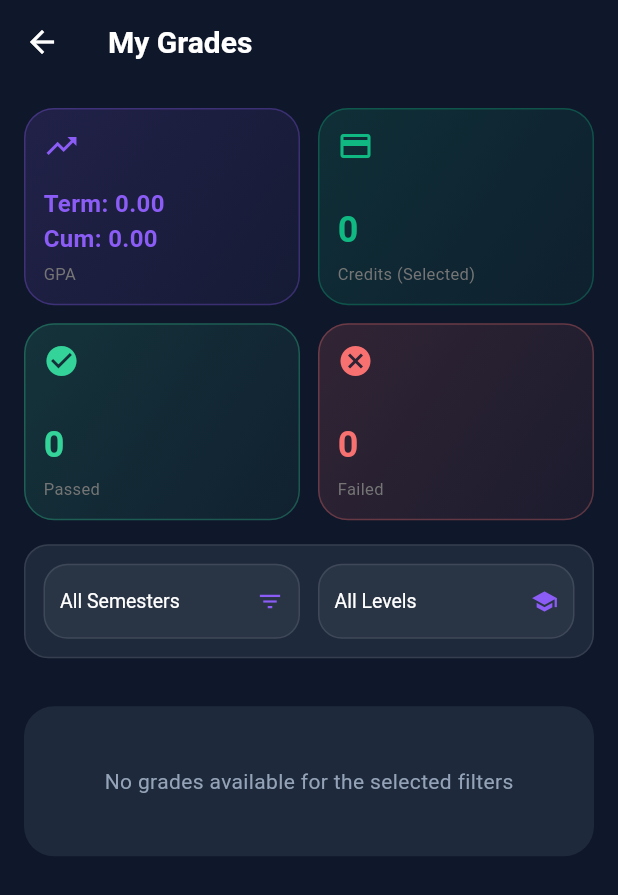
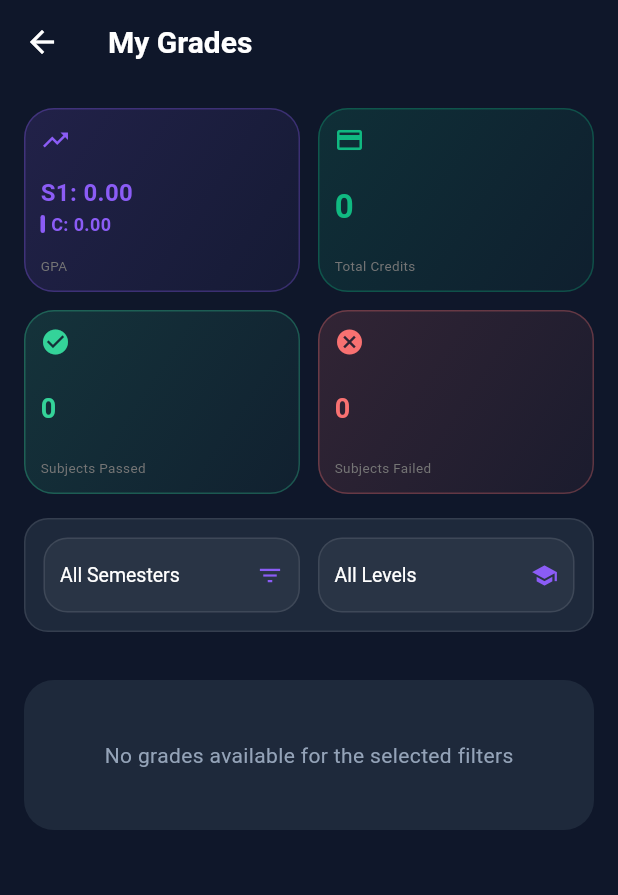
Before and after one commit to YoussefAboesh/Traxa-Mobile-Application, a Flutter app: the StudentGrades screen opened directly, on a phone screen of 412 x 824 dp. Shown: the top 895 px of the screen. Run offline on Flutter 3.47's test engine with Material 3 defaults, Android fonts, the phone set to English and light mode, and no system bars; our stand-ins replace equatable, flutter_bloc, qr_flutter, shared_preferences; accounts and stored records are empty.

Commit message:
Edit files

```diff
--- a/lib/screens/sections/student/student_grades.dart
+++ b/lib/screens/sections/student/student_grades.dart
@@ -42,34 +42,44 @@ class _StudentGradesState extends State<StudentGrades> {
     final allSubjects = dataState.subjects;
     final allGrades = dataState.grades;
 
-    // 1. الحصول على جميع درجات الطالب (بدون فلترة)
-    final studentAllGrades = allGrades.where((g) => g.studentId == student?.id).toList();
+    // فلترة درجات الطالب
+    List<Grade> studentGrades =
+        allGrades.where((g) => g.studentId == student?.id).toList();
 
-    // 2. حساب المعدل التراكمي (Cumulative GPA) دائماً من كل الدرجات
-    final cumulativeGPA = _calculateGPA(studentAllGrades, allSubjects);
-
-    // 3. فلترة الدرجات للعرض حسب الاختيارات (Level & Semester)
-    List<Grade> displayGrades = List.from(studentAllGrades);
-
-    if (_selectedSemester != 0) {
-      displayGrades = displayGrades.where((g) => g.semester == _selectedSemester).toList();
+    // فلترة حسب السيمستر
+    if (_selectedSemester == 1) {
+      studentGrades = studentGrades.where((g) => g.semester == 1).toList();
+    } else if (_selectedSemester == 2) {
+      studentGrades = studentGrades.where((g) => g.semester == 2).toList();
     }
 
+    // فلترة حسب المستوى
     if (_selectedLevel != 0) {
-      displayGrades = displayGrades.where((g) => g.level == _selectedLevel).toList();
+      studentGrades = studentGrades
+          .where((g) => g.level == _selectedLevel)
+          .toList();
     }
 
     // ترتيب حسب المادة
-    displayGrades.sort((a, b) => a.subjectName.compareTo(b.subjectName));
+    studentGrades.sort((a, b) => a.subjectName.compareTo(b.subjectName));
 
-    // 4. حساب إحصائيات القائمة المفلترة
-    final filteredGPA = _calculateGPA(displayGrades, allSubjects);
-    final totalCredits = _calculateTotalCredits(displayGrades, allSubjects);
-    final subjectsPassed = displayGrades.where((g) => g.isPassed && g.isVisible).length;
-    final subjectsFailed = displayGrades.where((g) => !g.isPassed && g.total > 0 && g.isVisible).length;
+    // حساب الإحصائيات
+    final totalCredits = _calculateTotalCredits(studentGrades, allSubjects);
+    final subjectsPassed = studentGrades.where((g) => g.total >= 50).length;
+    final subjectsFailed =
+        studentGrades.where((g) => g.total < 50 && g.total > 0).length;
 
-    // تحديد عنوان GPA للعرض
-    final gpaLabel = _selectedSemester == 0 ? 'GPA' : 'Sem $_selectedSemester GPA';
+    // حساب Semester GPA و Cumulative GPA
+    final semester1Grades = studentGrades.where((g) => g.semester == 1).toList();
+    final semester2Grades = studentGrades.where((g) => g.semester == 2).toList();
+
+    final semester1GPA = _calculateGPA(semester1Grades, allSubjects);
+    final semester2GPA = _calculateGPA(semester2Grades, allSubjects);
+    final cumulativeGPA = _calculateGPA(studentGrades, allSubjects);
+
+    // تحديد أي سيمستر نعرض
+    final semesterToShow = _selectedSemester == 1 ? 1 : (_selectedSemester == 2 ? 2 : 1);
+    final displaySemesterGPA = semesterToShow == 1 ? semester1GPA : semester2GPA;
 
     return Scaffold(
       backgroundColor: Theme.of(context).scaffoldBackgroundColor,
@@ -82,7 +92,7 @@ class _StudentGradesState extends State<StudentGrades> {
             backgroundColor: Theme.of(context).scaffoldBackgroundColor,
           ),
 
-          // Stats Cards
+          // Stats Cards - increased height
           SliverPadding(
             padding: const EdgeInsets.all(16),
             sliver: SliverGrid(
@@ -90,31 +100,31 @@ class _StudentGradesState extends State<StudentGrades> {
                 crossAxisCount: 2,
                 crossAxisSpacing: 12,
                 mainAxisSpacing: 12,
-                childAspectRatio: 1.4,
+                childAspectRatio: 1.5, // Increased from 1.6 to 1.8
               ),
               delegate: SliverChildBuilderDelegate(
                 (context, index) {
                   final stats = [
                     {
-                      'title': gpaLabel,
-                      'value': 'Term: ${filteredGPA.toStringAsFixed(2)}\nCum: ${cumulativeGPA.toStringAsFixed(2)}',
+                      'title': 'GPA',
+                      'value': 'S$semesterToShow: ${displaySemesterGPA.toStringAsFixed(2)}\nC: ${cumulativeGPA.toStringAsFixed(2)}',
                       'icon': Icons.trending_up,
                       'color': const Color(0xFF8B5CF6)
                     },
                     {
-                      'title': 'Credits (Selected)',
+                      'title': 'Total Credits',
                       'value': totalCredits.toString(),
                       'icon': Icons.credit_card,
                       'color': const Color(0xFF10B981)
                     },
                     {
-                      'title': 'Passed',
+                      'title': 'Subjects Passed',
                       'value': subjectsPassed.toString(),
                       'icon': Icons.check_circle,
                       'color': const Color(0xFF34D399)
                     },
                     {
-                      'title': 'Failed',
+                      'title': 'Subjects Failed',
                       'value': subjectsFailed.toString(),
                       'icon': Icons.cancel,
                       'color': const Color(0xFFF87171)
@@ -221,7 +231,7 @@ class _StudentGradesState extends State<StudentGrades> {
           const SliverToBoxAdapter(child: SizedBox(height: 16)),
 
           // Grades Table
-          if (displayGrades.isEmpty)
+          if (studentGrades.isEmpty)
             SliverToBoxAdapter(
               child: Container(
                 margin: const EdgeInsets.all(16),
@@ -245,7 +255,7 @@ class _StudentGradesState extends State<StudentGrades> {
               padding: const EdgeInsets.symmetric(horizontal: 16),
               sliver: SliverList(
                 delegate: SliverChildListDelegate(
-                  displayGrades.map((grade) => _buildGradeCard(grade, allSubjects)).toList(),
+                  studentGrades.map((grade) => _buildGradeCard(grade, allSubjects)).toList(),
                 ),
               ),
             ),
@@ -273,29 +283,60 @@ class _StudentGradesState extends State<StudentGrades> {
         border: Border.all(color: color.withValues(alpha: 0.3)),
       ),
       child: Padding(
-        padding: const EdgeInsets.all(12),
+        padding: const EdgeInsets.all(10),
         child: Column(
           crossAxisAlignment: CrossAxisAlignment.start,
           mainAxisAlignment: MainAxisAlignment.spaceBetween,
           children: [
-            Icon(icon, color: color, size: 24),
+            Icon(icon, color: color, size: 20),
+            const SizedBox(height: 4),
+            if (title == 'GPA')
               Column(
                 crossAxisAlignment: CrossAxisAlignment.start,
+                children: value.split('\n').map((line) {
+                  final isCumulative = line.startsWith('C');
+                  return Padding(
+                    padding: const EdgeInsets.only(bottom: 1),
+                    child: Row(
                       children: [
+                        if (isCumulative) ...[
+                          Container(
+                            width: 3,
+                            height: 12,
+                            decoration: BoxDecoration(
+                              color: color,
+                              borderRadius: BorderRadius.circular(1.5),
+                            ),
+                          ),
+                          const SizedBox(width: 4),
+                        ],
+                        Text(
+                          line,
+                          style: TextStyle(
+                            fontSize: isCumulative ? 12 : 16,
+                            fontWeight: FontWeight.bold,
+                            color: color,
+                          ),
+                          overflow: TextOverflow.ellipsis,
+                        ),
+                      ],
+                    ),
+                  );
+                }).toList(),
+              )
+            else
               Text(
                 value,
                 style: TextStyle(
-                    fontSize: title == 'GPA' ? 16 : 24,
+                  fontSize: title == 'Total Credits' ? 22 : 18,
                   fontWeight: FontWeight.bold,
                   color: color,
                 ),
               ),
-                const SizedBox(height: 4),
+            const SizedBox(height: 2),
             Text(
               title,
-                  style: TextStyle(fontSize: 11, color: Colors.grey.shade600),
-                ),
-              ],
+              style: TextStyle(fontSize: 9, color: Colors.grey.shade600),
             ),
           ],
         ),
@@ -309,9 +350,9 @@ class _StudentGradesState extends State<StudentGrades> {
       orElse: () => subjects.first,
     );
     final percentage = grade.total;
-    final gradeLetter = grade.letterGrade;
-    final gradeColor = grade.gradeColor;
-    final isPassed = grade.isPassed;
+    final gradeLetter = _gradeToLetter(percentage);
+    final gradeColor = _getGradeColor(gradeLetter);
+    final isPassed = grade.total >= 50;
 
     return Container(
       margin: const EdgeInsets.only(bottom: 12),
@@ -330,40 +371,40 @@ class _StudentGradesState extends State<StudentGrades> {
               child: Row(
                 children: [
                   Container(
-                    width: 70,
-                    padding: const EdgeInsets.symmetric(horizontal: 6, vertical: 4),
+                    width: 60,
+                    padding: const EdgeInsets.symmetric(horizontal: 4, vertical: 4),
                     decoration: BoxDecoration(
                       color: gradeColor.withValues(alpha: 0.15),
                       borderRadius: BorderRadius.circular(8),
                     ),
                     child: Text(
                       subject.code ?? 'N/A',
-                      style: TextStyle(fontSize: 11, fontWeight: FontWeight.bold, color: gradeColor),
+                      style: TextStyle(fontSize: 10, fontWeight: FontWeight.bold, color: gradeColor),
                       textAlign: TextAlign.center,
                     ),
                   ),
-                  const SizedBox(width: 12),
+                  const SizedBox(width: 10),
                   Expanded(
                     child: Column(
                       crossAxisAlignment: CrossAxisAlignment.start,
                       children: [
                         Text(
                           grade.subjectName,
-                          style: const TextStyle(fontSize: 14, fontWeight: FontWeight.bold),
+                          style: const TextStyle(fontSize: 13, fontWeight: FontWeight.bold),
                           maxLines: 1,
                           overflow: TextOverflow.ellipsis,
                         ),
                         const SizedBox(height: 2),
                         Text(
                           subject.doctorName,
-                          style: TextStyle(fontSize: 10, color: Colors.grey.shade600),
+                          style: TextStyle(fontSize: 9, color: Colors.grey.shade600),
                           maxLines: 1,
                           overflow: TextOverflow.ellipsis,
                         ),
                         const SizedBox(height: 2),
                         Text(
                           'Level ${grade.level} • Semester ${grade.semester}',
-                          style: TextStyle(fontSize: 9, color: Colors.grey.shade500),
+                          style: TextStyle(fontSize: 8, color: Colors.grey.shade500),
                         ),
                       ],
                     ),
@@ -371,34 +412,34 @@ class _StudentGradesState extends State<StudentGrades> {
                   Row(
                     children: [
                       Container(
-                        width: 50,
-                        height: 50,
+                        width: 45,
+                        height: 45,
                         decoration: BoxDecoration(
                           gradient: LinearGradient(colors: [gradeColor, gradeColor.withValues(alpha: 0.7)]),
-                          borderRadius: BorderRadius.circular(12),
+                          borderRadius: BorderRadius.circular(10),
                         ),
                         child: Center(
                           child: Text(
                             grade.total.toInt().toString(),
-                            style: const TextStyle(fontSize: 16, fontWeight: FontWeight.bold, color: Colors.white),
+                            style: const TextStyle(fontSize: 14, fontWeight: FontWeight.bold, color: Colors.white),
                           ),
                         ),
                       ),
-                      const SizedBox(width: 8),
+                      const SizedBox(width: 6),
                       Container(
-                        padding: const EdgeInsets.symmetric(horizontal: 10, vertical: 6),
+                        padding: const EdgeInsets.symmetric(horizontal: 8, vertical: 4),
                         decoration: BoxDecoration(
                           color: gradeColor.withValues(alpha: 0.15),
-                          borderRadius: BorderRadius.circular(20),
+                          borderRadius: BorderRadius.circular(16),
                         ),
                         child: Row(
                           children: [
                             Text(
                               gradeLetter,
-                              style: TextStyle(fontSize: 12, fontWeight: FontWeight.bold, color: gradeColor),
+                              style: TextStyle(fontSize: 11, fontWeight: FontWeight.bold, color: gradeColor),
                             ),
-                            const SizedBox(width: 4),
-                            Icon(Icons.chevron_right, size: 16, color: gradeColor),
+                            const SizedBox(width: 2),
+                            Icon(Icons.chevron_right, size: 14, color: gradeColor),
                           ],
                         ),
                       ),
@@ -409,40 +450,40 @@ class _StudentGradesState extends State<StudentGrades> {
             ),
           ),
           Container(
-            height: 4,
+            height: 3,
             margin: const EdgeInsets.symmetric(horizontal: 16),
             decoration: BoxDecoration(
-              borderRadius: BorderRadius.circular(2),
+              borderRadius: BorderRadius.circular(1.5),
               color: isPassed ? Colors.green.withValues(alpha: 0.2) : Colors.red.withValues(alpha: 0.2),
             ),
             child: FractionallySizedBox(
               widthFactor: percentage / 100,
               child: Container(
                 decoration: BoxDecoration(
-                  borderRadius: BorderRadius.circular(2),
+                  borderRadius: BorderRadius.circular(1.5),
                   color: isPassed ? Colors.green : Colors.red,
                 ),
               ),
             ),
           ),
           Padding(
-            padding: const EdgeInsets.all(12),
+            padding: const EdgeInsets.all(10),
             child: Row(
               mainAxisAlignment: MainAxisAlignment.spaceBetween,
               children: [
                 Text(
                   '${percentage.toInt()}%',
-                  style: TextStyle(fontSize: 12, fontWeight: FontWeight.w500, color: gradeColor),
+                  style: TextStyle(fontSize: 11, fontWeight: FontWeight.w500, color: gradeColor),
                 ),
                 Container(
-                  padding: const EdgeInsets.symmetric(horizontal: 10, vertical: 4),
+                  padding: const EdgeInsets.symmetric(horizontal: 8, vertical: 2),
                   decoration: BoxDecoration(
                     color: isPassed ? Colors.green.withValues(alpha: 0.15) : Colors.red.withValues(alpha: 0.15),
-                    borderRadius: BorderRadius.circular(12),
+                    borderRadius: BorderRadius.circular(10),
                   ),
                   child: Text(
                     isPassed ? 'PASS' : 'FAIL',
-                    style: TextStyle(fontSize: 11, fontWeight: FontWeight.bold, color: isPassed ? Colors.green : Colors.red),
+                    style: TextStyle(fontSize: 10, fontWeight: FontWeight.bold, color: isPassed ? Colors.green : Colors.red),
                   ),
                 ),
               ],
@@ -598,7 +639,7 @@ class _StudentGradesState extends State<StudentGrades> {
                     Container(
                       padding: const EdgeInsets.all(16),
                       decoration: BoxDecoration(
-                        color: grade.gradeColor.withValues(alpha: 0.1),
+                        color: _getGradeColor(_gradeToLetter(grade.total)).withValues(alpha: 0.1),
                         borderRadius: BorderRadius.circular(12),
                       ),
                       child: Row(
@@ -608,11 +649,11 @@ class _StudentGradesState extends State<StudentGrades> {
                           Container(
                             padding: const EdgeInsets.symmetric(horizontal: 16, vertical: 8),
                             decoration: BoxDecoration(
-                              color: grade.gradeColor,
+                              color: _getGradeColor(_gradeToLetter(grade.total)),
                               borderRadius: BorderRadius.circular(20),
                             ),
                             child: Text(
-                              grade.letterGrade,
+                              _gradeToLetter(grade.total),
                               style: const TextStyle(fontSize: 16, fontWeight: FontWeight.bold, color: Colors.white),
                             ),
                           ),
@@ -679,7 +720,7 @@ class _StudentGradesState extends State<StudentGrades> {
     );
   }
 
-  // ✅ حساب GPA حسب النظام الجديد
+  // ✅ حساب GPA
   double _calculateGPA(List<Grade> grades, List<Subject> subjects) {
     if (grades.isEmpty) return 0.0;
 
@@ -694,9 +735,7 @@ class _StudentGradesState extends State<StudentGrades> {
         orElse: () => subjects.first,
       );
       final credits = subject.totalCreditHours;
-
-      // استخدام خصائص النموذج مباشرة لتبسيط الحساب
-      double gradePoint = grade.gradePoints;
+      final gradePoint = _gradeToPoints(grade.total);
 
       totalPoints += gradePoint * credits;
       totalCredits += credits;
@@ -705,10 +744,53 @@ class _StudentGradesState extends State<StudentGrades> {
     return totalCredits > 0 ? (totalPoints / totalCredits) : 0.0;
   }
 
+  // ✅ تحويل النسبة إلى Grade Points (4.0 scale)
+  double _gradeToPoints(double percentage) {
+    if (percentage >= 95) return 4.0;   // A+
+    if (percentage >= 90) return 4.0;   // A
+    if (percentage >= 85) return 3.7;   // A-
+    if (percentage >= 80) return 3.5;   // B+
+    if (percentage >= 75) return 3.0;   // B
+    if (percentage >= 70) return 2.7;   // B-
+    if (percentage >= 65) return 2.5;   // C+
+    if (percentage >= 60) return 2.3;   // C
+    if (percentage >= 55) return 2.0;   // C-
+    if (percentage >= 53) return 1.7;   // D+
+    if (percentage >= 51) return 1.3;   // D
+    if (percentage >= 50) return 1.0;   // D-
+    return 0.0;                          // F
+  }
+
+  // ✅ تحويل النسبة إلى Grade Letter
+  String _gradeToLetter(double percentage) {
+    if (percentage >= 95) return 'A+';
+    if (percentage >= 90) return 'A';
+    if (percentage >= 85) return 'A-';
+    if (percentage >= 80) return 'B+';
+    if (percentage >= 75) return 'B';
+    if (percentage >= 70) return 'B-';
+    if (percentage >= 65) return 'C+';
+    if (percentage >= 60) return 'C';
+    if (percentage >= 55) return 'C-';
+    if (percentage >= 53) return 'D+';
+    if (percentage >= 51) return 'D';
+    if (percentage >= 50) return 'D-';
+    return 'F';
+  }
+
+  // ✅ ألوان التقديرات حسب الحرف
+  Color _getGradeColor(String gradeLetter) {
+    if (gradeLetter.startsWith('A')) return const Color(0xFF34D399);
+    if (gradeLetter.startsWith('B')) return const Color(0xFF60A5FA);
+    if (gradeLetter.startsWith('C')) return const Color(0xFFFBBF24);
+    if (gradeLetter.startsWith('D')) return const Color(0xFFF97316);
+    return const Color(0xFFF87171);
+  }
+
   int _calculateTotalCredits(List<Grade> grades, List<Subject> subjects) {
     int total = 0;
     for (final grade in grades) {
-      if (grade.isPassed && grade.isVisible) {
+      if (grade.total >= 50 && grade.isVisible) {
         final subject = subjects.firstWhere(
           (s) => s.id == grade.subjectId,
           orElse: () => subjects.first,
```
Lines whose indentation alone changed are shown as unchanged.
